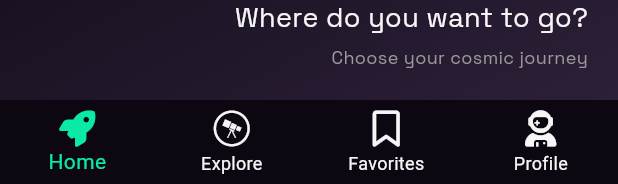
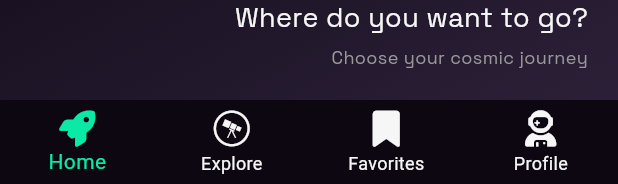
Before and after one commit to Paz1Ws/ExoView, a Flutter app: the HomeViewController widget shown alone on an empty page, opened directly, on a phone screen of 412 x 824 dp. Shown: the part 1049-1233 px from the top of the screen. Run offline on Flutter 3.47's test engine with Material 3 defaults, Android fonts, the phone set to English and light mode, and no system bars; our stand-ins replace animate_do, animated_text_kit, dots_indicator, font_awesome_flutter, google_fonts, lottie and 1 more; missing offline and left inert: glowy_borders, model_viewer_plus.

Commit message:
🐛 Fixing Exoplanets Position (Curve Of Exoplanets)

```diff
--- a/lib/presentation/screens/home/screens/explore/explore_section_details.dart
+++ b/lib/presentation/screens/home/screens/explore/explore_section_details.dart
@@ -1,6 +1,7 @@
 import 'package:flutter/material.dart';
 import 'package:myapp/config/theme/fonts.dart';
 import 'package:myapp/config/theme/theme.dart';
+import 'package:myapp/presentation/screens/screens.dart';
 import 'package:myapp/presentation/widgets/widgets.dart';
 
 class ExploreSectionDetails extends StatelessWidget {
@@ -65,7 +66,8 @@ class ExploreSectionDetails extends StatelessWidget {
                   return TouchableExoplanetCard(
                       exoplanetCategory: exoplanetCategories[index],
                       onTap: () {
-                        print('$index');
+                        Navigator.of(context).push(MaterialPageRoute(
+                            builder: (context) => ExoplanetOrShipDetails()));
                       });
                 },
               ),
--- a/lib/presentation/screens/home/screens/home_view_controller.dart
+++ b/lib/presentation/screens/home/screens/home_view_controller.dart
@@ -14,12 +14,14 @@ class _HomeViewControllerState extends State<HomeViewController> {
   int _selectedIndex = 0;
   final List<Widget> pages = [
     const HomeView(),
+    ExploreView(),
     ExoplanetOrShipDetails(),
     ExoplanetShow(
       nickName: 'Lava Planet',
       name: '55 Cancri e',
     ),
-    ExploreView(),
+    // const FavoritesView(),
+    // const ProfileView(),
   ];
 
   void _onItemTapped(int index) {
--- a/lib/presentation/widgets/explore/touchable_exoplanet_card.dart
+++ b/lib/presentation/widgets/explore/touchable_exoplanet_card.dart
@@ -45,9 +45,6 @@ class TouchableExoplanetCard extends StatelessWidget {
                 fit: BoxFit.cover,
                 color: AppColors.veryDarkPurple,
               ),
-            ),
-            const SizedBox(
-              width: 10,
             ),
             FittedBox(
               fit: BoxFit.scaleDown,
@@ -102,6 +99,9 @@ class TouchableExoplanetCard extends StatelessWidget {
                 ],
               ),
             ),
+            const SizedBox(
+              height: 10,
+            ),
           ]),
         ));
   }
--- a/lib/presentation/widgets/home/my_bottom_navigator_bar.dart
+++ b/lib/presentation/widgets/home/my_bottom_navigator_bar.dart
@@ -33,7 +33,7 @@ class MyBottomNavigationBar extends StatelessWidget {
           label: 'Explore',
         ),
         BottomNavigationBarItem(
-          icon: Icon(FontAwesomeIcons.bookmark),
+          icon: Icon(FontAwesomeIcons.solidBookmark),
           label: 'Favorites',
         ),
         BottomNavigationBarItem(
```
